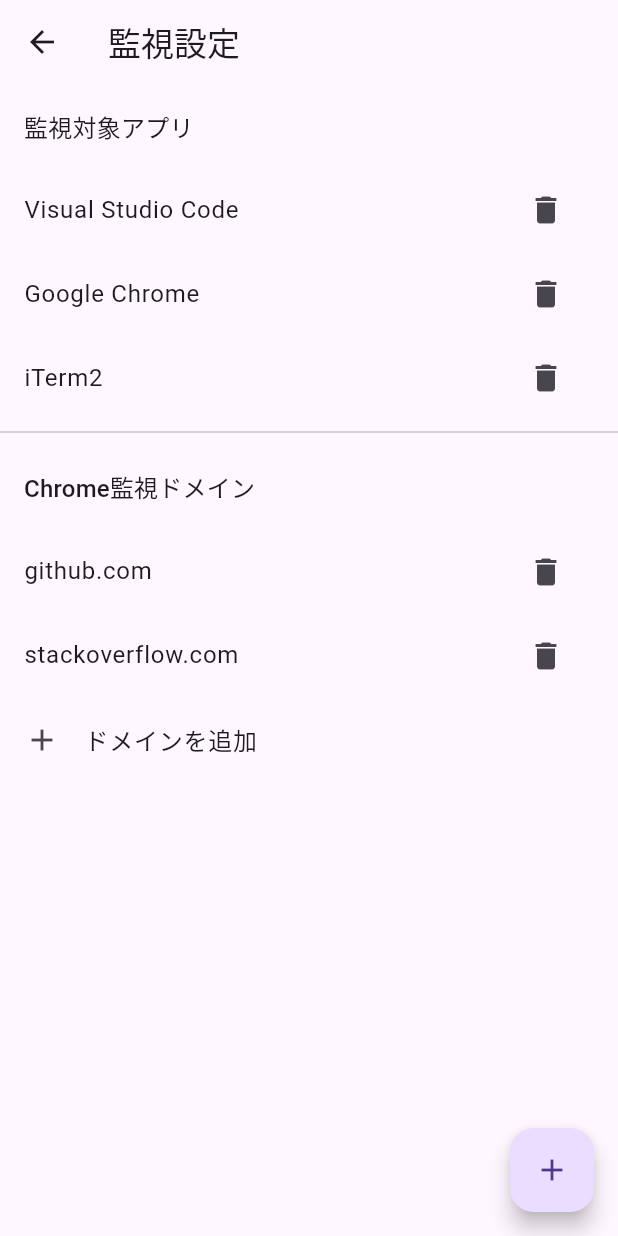
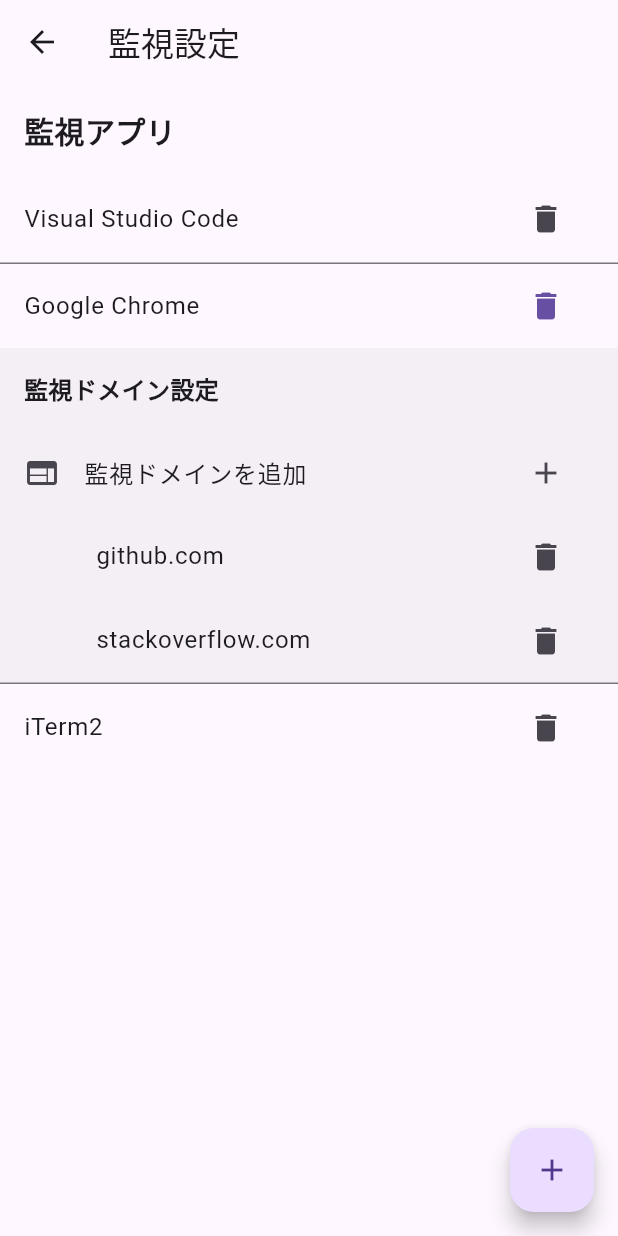
Before and after one commit to oh-yeah-sea-kit2/active_app_monitor, a Flutter app: the SettingsScreen screen opened directly with empty values, on a phone screen of 412 x 824 dp. Run offline on Flutter 3.47's test engine with Material 3 defaults, Android fonts, the phone set to English and light mode, and no system bars.

Commit message:
設定画面微修正

```diff
--- a/lib/presentation/screens/settings_screen.dart
+++ b/lib/presentation/screens/settings_screen.dart
@@ -30,23 +30,29 @@ class _SettingsScreenState extends State<SettingsScreen> {
     });
   }
 
-  void _showAddAppDialog() {
+  void _showAppSettingsDialog(AppMonitorSetting? app) {
+    final isNewApp = app == null;
+    final appNameController = TextEditingController(text: app?.name ?? '');
+
     showDialog(
       context: context,
       builder: (context) => AlertDialog(
-        title: Text('アプリを追加'),
+        title: Text(isNewApp ? 'アプリを追加' : 'アプリ設定'),
         content: Column(
           mainAxisSize: MainAxisSize.min,
           children: [
             TextField(
-              controller: _appNameController,
+              controller: appNameController,
               decoration: InputDecoration(labelText: 'アプリ名'),
+              enabled: isNewApp, // 既存のアプリ名は編集不可
             ),
+            if (isNewApp) ...[
               SizedBox(height: 8),
               Text(
                 '※ アプリ名は正確に入力してください\n例: Visual Studio Code, Google Chrome',
                 style: TextStyle(fontSize: 12, color: Colors.grey),
               ),
+            ],
           ],
         ),
         actions: [
@@ -56,15 +62,16 @@ class _SettingsScreenState extends State<SettingsScreen> {
           ),
           TextButton(
             onPressed: () async {
-              if (_appNameController.text.isNotEmpty) {
-                final newSettings = _settings!.addApp(_appNameController.text);
+              if (appNameController.text.isNotEmpty) {
+                if (isNewApp) {
+                  final newSettings = _settings!.addApp(appNameController.text);
                   await widget.settingsRepository.saveSettings(newSettings);
+                }
                 await _loadSettings();
-                _appNameController.clear();
                 Navigator.pop(context);
               }
             },
-            child: Text('追加'),
+            child: Text(isNewApp ? '追加' : '保存'),
           ),
         ],
       ),
@@ -119,29 +126,29 @@ class _SettingsScreenState extends State<SettingsScreen> {
       );
     }
 
-    final chromeApp = _settings!.targetApps
-        .where((app) => app.name == 'Google Chrome')
-        .firstOrNull;
-
     return Scaffold(
       appBar: AppBar(
         title: Text('監視設定'),
       ),
       floatingActionButton: FloatingActionButton(
-        onPressed: _showAddAppDialog,
+        onPressed: () => _showAppSettingsDialog(null),
         child: Icon(Icons.add),
         tooltip: '監視アプリを追加',
       ),
       body: ListView(
         children: [
           Padding(
-            padding: EdgeInsets.all(16),
+            padding: const EdgeInsets.all(16.0),
             child: Text(
-              '監視対象アプリ',
-              style: Theme.of(context).textTheme.titleMedium,
+              '監視アプリ',
+              style: TextStyle(
+                fontSize: 20,
+                fontWeight: FontWeight.bold,
               ),
             ),
-          ..._settings!.targetApps.map((app) => ListTile(
+          ),
+          ..._settings!.targetApps.map((app) => ExpansionTile(
+                initiallyExpanded: app.name == 'Google Chrome',
                 title: Text(app.name),
                 trailing: IconButton(
                   icon: Icon(Icons.delete),
@@ -151,37 +158,56 @@ class _SettingsScreenState extends State<SettingsScreen> {
                     await _loadSettings();
                   },
                 ),
-              )),
-          if (chromeApp != null) ...[
-            Divider(),
+                children: [
+                  if (app.name == 'Google Chrome') ...[
+                    Container(
+                      color: Colors.grey.withOpacity(0.1),
+                      child: Column(
+                        crossAxisAlignment: CrossAxisAlignment.start,
+                        children: [
                           Padding(
-              padding: EdgeInsets.all(16),
+                            padding: const EdgeInsets.all(16.0),
                             child: Text(
-                'Chrome監視ドメイン',
-                style: Theme.of(context).textTheme.titleMedium,
+                              '監視ドメイン設定',
+                              style: TextStyle(
+                                fontSize: 16,
+                                fontWeight: FontWeight.bold,
                               ),
                             ),
-            ...chromeApp.targetDomains.map((domain) => ListTile(
+                          ),
+                          ListTile(
+                            leading: Icon(Icons.web),
+                            title: Text('監視ドメインを追加'),
+                            trailing: IconButton(
+                              icon: Icon(Icons.add),
+                              onPressed: () => _showAddDomainDialog(),
+                            ),
+                          ),
+                          ...app.targetDomains.map((domain) => ListTile(
+                                leading: SizedBox(width: 32),
                                 title: Text(domain),
                                 trailing: IconButton(
                                   icon: Icon(Icons.delete),
                                   onPressed: () async {
-                      final newDomains = chromeApp.targetDomains
+                                    final newDomains = app.targetDomains
                                         .where((d) => d != domain)
                                         .toList();
-                      final updatedApp = chromeApp.copyWithDomains(newDomains);
-                      final newSettings = _settings!.updateApp(updatedApp);
-                      await widget.settingsRepository.saveSettings(newSettings);
+                                    final updatedApp =
+                                        app.copyWithDomains(newDomains);
+                                    final newSettings =
+                                        _settings!.updateApp(updatedApp);
+                                    await widget.settingsRepository
+                                        .saveSettings(newSettings);
                                     await _loadSettings();
                                   },
                                 ),
                               )),
-            ListTile(
-              leading: Icon(Icons.add),
-              title: Text('ドメインを追加'),
-              onTap: _showAddDomainDialog,
+                        ],
+                      ),
                     ),
                   ],
+                ],
+              )),
         ],
       ),
     );
```
Lines whose indentation alone changed are shown as unchanged.
